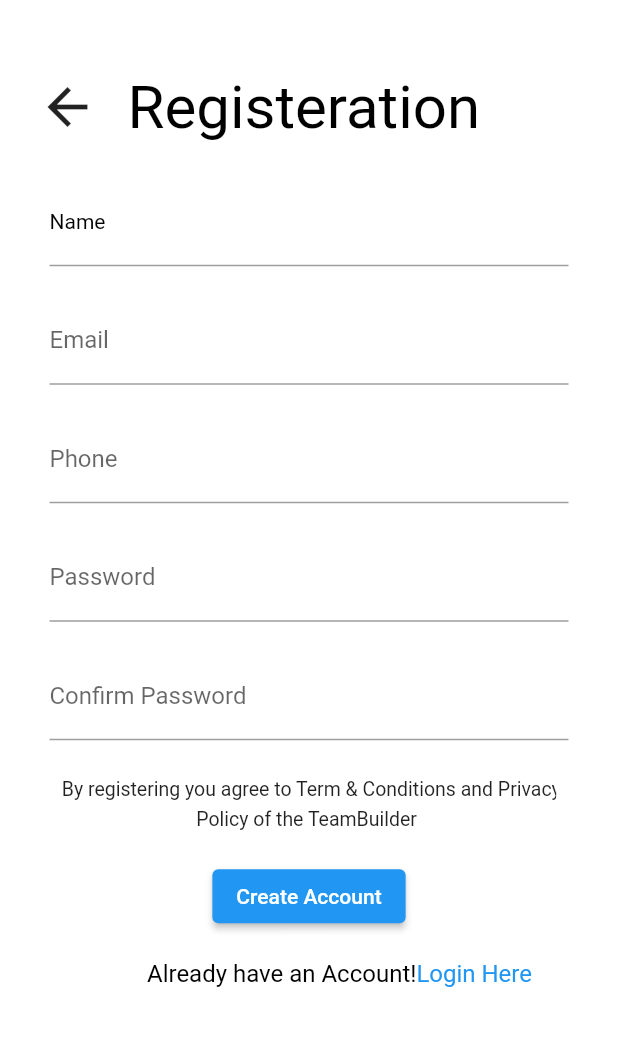
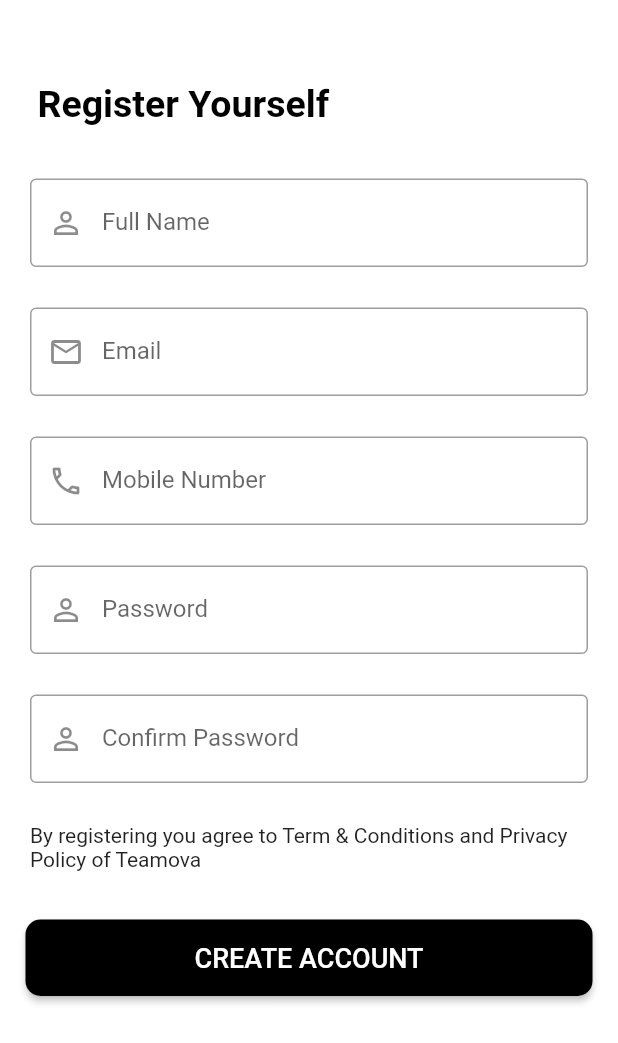
Before and after one commit to Himanshusha673/Teamova, a Flutter app: the Registration screen opened directly, on a phone screen of 412 x 824 dp. Shown: the top 1043 px of the screen. Run offline on Flutter 3.47's test engine with Material 2 defaults, Android fonts, the light colour scheme and no system bars; our stand-ins replace cloud_firestore, firebase_auth, firebase_core, firebase_storage, flutter_svg, fluttertoast and 2 more; missing offline and left inert: flutter_chip_tags, sign_button, snapping_sheet; accounts and stored records are empty; network calls fail.

Commit message:
Fixed register page UI

```diff
--- a/lib/screens/signup.dart
+++ b/lib/screens/signup.dart
@@ -82,142 +82,191 @@
             )
           : SingleChildScrollView(
               child: Padding(
-                padding: EdgeInsets.all(8.0),
-                child: Column(children: [
-                  SizedBox(
-                    height: 40,
+                padding: const EdgeInsets.all(10.0),
+                child: Column(
+                  // crossAxisAlignment: CrossAxisAlignment.start,
+                  children: [
+                    const SizedBox(
+                      height: 30,
                     ),
-                  Row(
+                    const Align(
+                      alignment: Alignment.centerLeft,
+                      child: Padding(
+                        padding: EdgeInsets.all(15.0),
+                        child: Text(
+                          "Register Yourself",
+                          style: TextStyle(
+                            color: Colors.black,
+                            fontSize: 25.0,
+                            fontWeight: FontWeight.bold,
+                          ),
+                        ),
+                      ),
+                    ),
+                    Form(
+                      child: Padding(
+                        padding: const EdgeInsets.symmetric(vertical: 10.0),
+                        child: Column(
+                          crossAxisAlignment: CrossAxisAlignment.start,
                           children: [
-                      SizedBox(
-                        width: 17,
+                            Padding(
+                              padding: const EdgeInsets.all(10.0),
+                              child: TextFormField(
+                                controller: _nameController,
+                                keyboardType: TextInputType.name,
+                                decoration: const InputDecoration(
+                                  prefixIcon:
+                                      Icon(Icons.person_outline_outlined),
+                                  labelText: 'Full Name',
+                                  hintText: 'Enter Name',
+                                  border: OutlineInputBorder(),
                                 ),
-                      Icon(
-                        Icons.arrow_back,
-                        size: 40,
                               ),
-                      SizedBox(
-                        width: 20,
                             ),
-                      Text("Registeration",
-                          style: TextStyle(color: Colors.black, fontSize: 40)),
-                    ],
+                            const SizedBox(
+                              height: 7,
                             ),
                             Padding(
-                    padding: EdgeInsets.all(15.0),
-                    child: Column(
-                      children: [
-                        Padding(
-                          padding: EdgeInsets.all(10.0),
-                          child: TextField(
-                            controller: _nameController,
-                            keyboardType: TextInputType.name,
-                            decoration: InputDecoration(
-                                labelText: 'Name',
-                                labelStyle: TextStyle(
-                                    fontSize: 14.0, color: Colors.black),
-                                hintStyle: TextStyle(
-                                    color: Colors.black, fontSize: 14.0)),
+                              padding: const EdgeInsets.all(10.0),
+                              child: TextFormField(
+                                controller: _emailController,
+                                keyboardType: TextInputType.emailAddress,
+                                decoration: const InputDecoration(
+                                  prefixIcon: Icon(Icons.email_outlined),
+                                  labelText: 'Email',
+                                  hintText: 'Enter Email',
+                                  border: OutlineInputBorder(),
                                 ),
                               ),
+                            ),
+                            const SizedBox(
+                              height: 7,
+                            ),
                             Padding(
-                          padding: EdgeInsets.all(10.0),
-                          child: TextField(
-                            controller: _emailController,
-                            keyboardType: TextInputType.emailAddress,
-                            decoration: InputDecoration(
-                                labelText: 'Email',
-                                hintStyle: TextStyle(
-                                    color: Colors.black, fontSize: 14.0)),
+                              padding: const EdgeInsets.all(10.0),
+                              child: TextFormField(
+                                controller: _phoneNoController,
+                                keyboardType: TextInputType.phone,
+                                decoration: const InputDecoration(
+                                  prefixIcon: Icon(Icons.phone_outlined),
+                                  labelText: 'Mobile Number',
+                                  hintText: 'Enter Mobile Number',
+                                  border: OutlineInputBorder(),
                                 ),
                               ),
+                            ),
+                            const SizedBox(
+                              height: 7,
+                            ),
                             Padding(
-                          padding: EdgeInsets.all(10.0),
-                          child: TextField(
-                            controller: _phoneNoController,
-                            keyboardType: TextInputType.phone,
-                            decoration: InputDecoration(
-                                labelText: 'Phone',
-                                hintStyle: TextStyle(
-                                    color: Colors.black, fontSize: 14.0)),
+                              padding: const EdgeInsets.all(10.0),
+                              child: TextFormField(
+                                obscureText: true,
+                                enableSuggestions: false,
+                                autocorrect: false,
+                                controller: _passwordController,
+                                decoration: const InputDecoration(
+                                  prefixIcon:
+                                      Icon(Icons.person_outline_outlined),
+                                  labelText: 'Password',
+                                  hintText: 'Enter Password',
+                                  border: OutlineInputBorder(),
                                 ),
                               ),
+                            ),
+                            const SizedBox(
+                              height: 7,
+                            ),
                             Padding(
-                          padding: EdgeInsets.all(10.0),
-                          child: TextField(
-                            controller: _passwordController,
-                            decoration: InputDecoration(
-                                labelText: 'Password',
-                                hintStyle: TextStyle(
-                                    color: Colors.black, fontSize: 14.0)),
+                              padding: const EdgeInsets.all(10.0),
+                              child: TextFormField(
+                                obscureText: true,
+                                enableSuggestions: false,
+                                autocorrect: false,
+                                controller: _passwordConfirmController,
+                                decoration: const InputDecoration(
+                                  prefixIcon:
+                                      Icon(Icons.person_outline_outlined),
+                                  labelText: 'Confirm Password',
+                                  hintText: 'Enter Password',
+                                  border: OutlineInputBorder(),
                                 ),
                               ),
-                        Padding(
+                            ),
+                            const SizedBox(
+                              height: 7,
+                            ),
+                            const Padding(
                               padding: EdgeInsets.all(10.0),
-                          child: TextField(
-                            controller: _passwordConfirmController,
-                            keyboardType: TextInputType.phone,
-                            decoration: InputDecoration(
-                                labelText: 'Confirm Password',
-                                hintStyle: TextStyle(
-                                    color: Colors.black, fontSize: 14.0)),
+                              child: Text(
+                                'By registering you agree to Term & Conditions and Privacy Policy of Teamova',
+                                style: TextStyle(fontSize: 14),
+                                softWrap: true,
                               ),
+                            ),
+                            const SizedBox(
+                              height: 12,
                             ),
                           ],
                         ),
                       ),
+                    ),
                     SizedBox(
-                    width: MediaQuery.of(context).size.width * 0.8,
+                      width: double.infinity,
+                      child: Padding(
+                        padding: const EdgeInsets.symmetric(horizontal: 7.0),
+                        child: ElevatedButton(
+                          onPressed: () {
+                            signUpUser();
+                          },
+                          style: ElevatedButton.styleFrom(
+                            shape: RoundedRectangleBorder(
+                                borderRadius: BorderRadius.circular(10.0)),
+                            backgroundColor: Colors.black,
+                          ),
+                          child: const Padding(
+                            padding: EdgeInsets.all(15.0),
                             child: Text(
-                      'By registering you agree to Term & Conditions and Privacy Policy of the TeamBuilder ',
-                      style: TextStyle(fontSize: 13),
-                      softWrap: false,
-                      maxLines: 2,
+                              "CREATE ACCOUNT",
+                              style: TextStyle(
+                                color: Colors.white,
+                                fontSize: 18,
                               ),
                             ),
-                  SizedBox(
-                    height: 5,
-                  ),
-                  Center(
-                    child: Text(
-                      'Policy of the TeamBuilder ',
-                      style: TextStyle(fontSize: 13),
-                      softWrap: false,
-                      maxLines: 2,
                           ),
                         ),
-                  SizedBox(
-                    height: 20,
                       ),
-                  ElevatedButton(
-                      child: Text("Create Account",
-                          style: TextStyle(color: Colors.white)),
-                      onPressed: () {
-                        signUpUser();
-                      }),
-                  SizedBox(
-                    height: 18,
                     ),
-                  Padding(
-                    padding: const EdgeInsets.only(left: 90),
-                    child: Row(
-                      children: [
-                        Text("Already have an Account!",
-                            style:
-                                TextStyle(color: Colors.black, fontSize: 16)),
-                        GestureDetector(
-                            child: Text(
-                              "Login Here",
-                              style:
-                                  TextStyle(color: Colors.blue, fontSize: 16),
-                            ),
-                            onTap: () {
-                              Navigator.pop(context);
-                            }),
+                    // ElevatedButton(
+                    //     child: Text("Create Account",
+                    //         style: TextStyle(color: Colors.white)),
+                    //     onPressed: () {
+                    //       signUpUser();
+                    //     }),
+                    // SizedBox(
+                    //   height: 18,
+                    // ),
+                    // Padding(
+                    //   padding: const EdgeInsets.only(left: 90),
+                    //   child: Row(
+                    //     children: [
+                    //       Text("Already have an Account!",
+                    //           style:
+                    //               TextStyle(color: Colors.black, fontSize: 16)),
+                    //       GestureDetector(
+                    //           child: Text(
+                    //             "Login Here",
+                    //             style:
+                    //                 TextStyle(color: Colors.blue, fontSize: 16),
+                    //           ),
+                    //           onTap: () {
+                    //             Navigator.pop(context);
+                    //           }),
+                    //     ],
+                    //   ),
+                    // ),
                   ],
                 ),
-                  ),
-                ]),
               ),
             ),
     );
```
Lines whose indentation alone changed are shown as unchanged.
